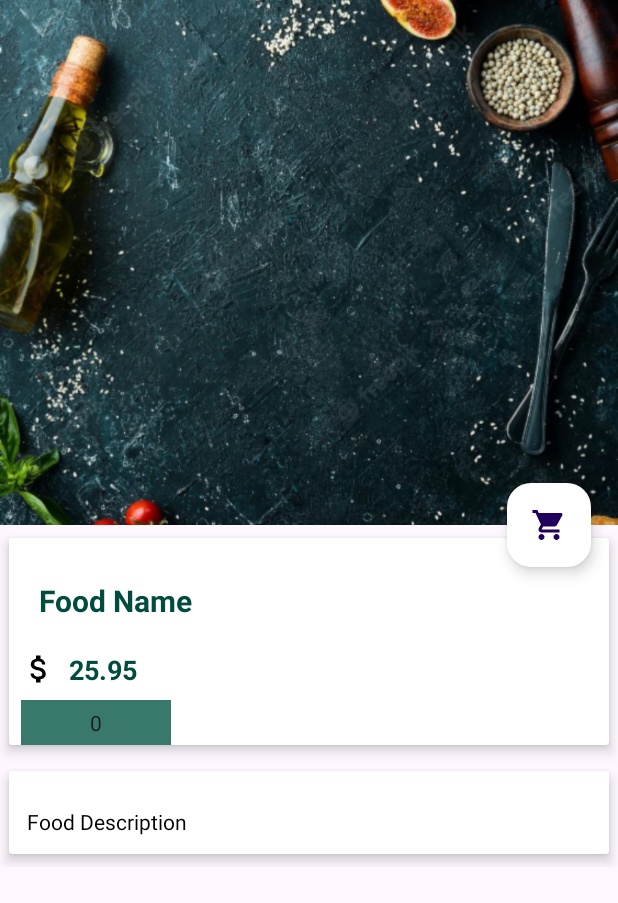
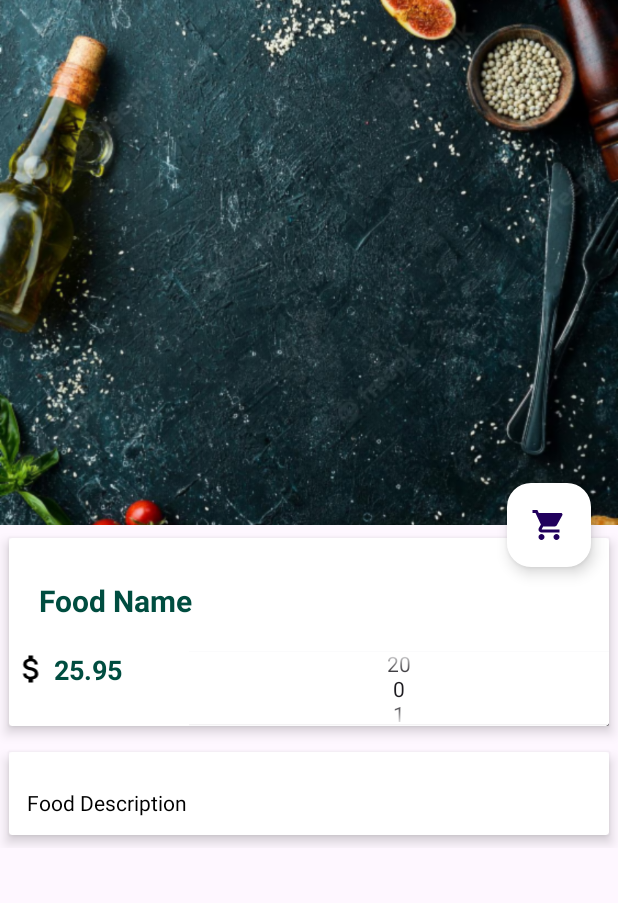
Before and after one commit to CharlieScarver/NomNomFood, an Android app: the FoodDetails screen opened directly, with no data from a screen before it, on a phone screen of 412 x 824 dp. Shown: the top 903 px of the screen. Run offline under Robolectric (Android 15) with nearby library versions, the phone set to English and light mode, and no system bars; our stand-ins replace Firebase (no records; nobody signed in at launch, a user with empty details on screens opened directly), Picasso.

Commit message:
Made Food details a bit prettier and NumberPicket usable

```diff
--- a/app/src/main/java/com/example/nomnomfood/FoodDetails.java
+++ b/app/src/main/java/com/example/nomnomfood/FoodDetails.java
@@ -44,6 +44,9 @@ public class FoodDetails extends AppCompatActivity {
 
         // Init view
         numberPicker = findViewById(R.id.btnQuantity);
+        numberPicker.setMinValue(0);
+        numberPicker.setMaxValue(20);
+
         btnCart = findViewById(R.id.btnCart);
 
         txtFoodName = findViewById(R.id.txtFoodName);
--- a/app/src/main/res/layout/activity_food_details.xml
+++ b/app/src/main/res/layout/activity_food_details.xml
@@ -108,7 +108,7 @@
 
                         <TextView
                             android:id="@+id/txtFoodPrice"
-                            android:layout_weight="9"
+                            android:layout_weight="3"
                             android:layout_width="0dp"
                             android:layout_height="wrap_content"
                             android:text="@string/ph_food_price"
@@ -116,23 +116,24 @@
                             android:textSize="18sp"
                             android:textStyle="bold" />
 
-                    </LinearLayout>
-
                         <NumberPicker
                             android:id="@+id/btnQuantity"
+                            android:layout_weight="6"
                             android:layout_width="100dp"
-                        android:layout_height="30dp"
+                            android:layout_height="50dp"
+
+                            android:textColor="@android:color/white" />
+                        <!--
                             android:layout_marginTop="8dp"
                             android:layout_marginStart="8dp"
-
-                        android:textColor="@android:color/white"
-                        android:background="@color/colorAccent" />
-                        <!--
                             android:layout_marginBottom="8dp"
                             app:backGroundColor="@color/colorAccent"
                             app:initialNumber="1"
                             app:finalNumber="20"
                         -->
+
+                    </LinearLayout>
+
 
                 </LinearLayout>
 
--- a/app/src/main/res/values/themes.xml
+++ b/app/src/main/res/values/themes.xml
@@ -21,11 +21,12 @@
     <style name="CollapsedAppbar" parent="@android:style/TextAppearance.Medium">
         <item name="android:textSize">24sp</item>
         <item name="android:textColor">@android:color/white</item>
-        <item name="android:textStyle">normal</item>
+        <item name="android:textStyle">bold</item>
     </style>
 
     <style name="ExpandedAppbar" parent="@android:style/TextAppearance.Medium">
-        <item name="android:textColor">@color/colorPrimary</item>
-        <item name="android:textStyle">normal</item>
+        <item name="android:textSize">18sp</item>
+        <item name="android:textColor">@android:color/white</item>
+        <item name="android:textStyle">bold</item>
     </style>
 </resources>
```
Lines whose indentation alone changed are shown as unchanged.
